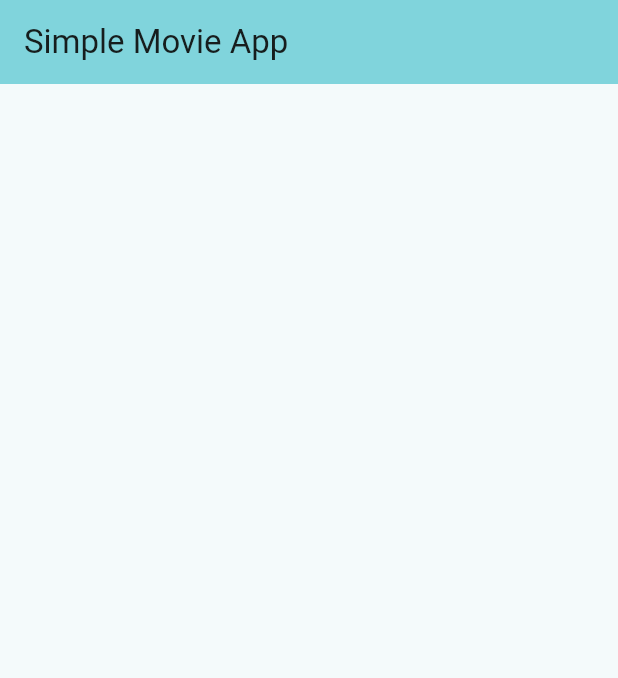
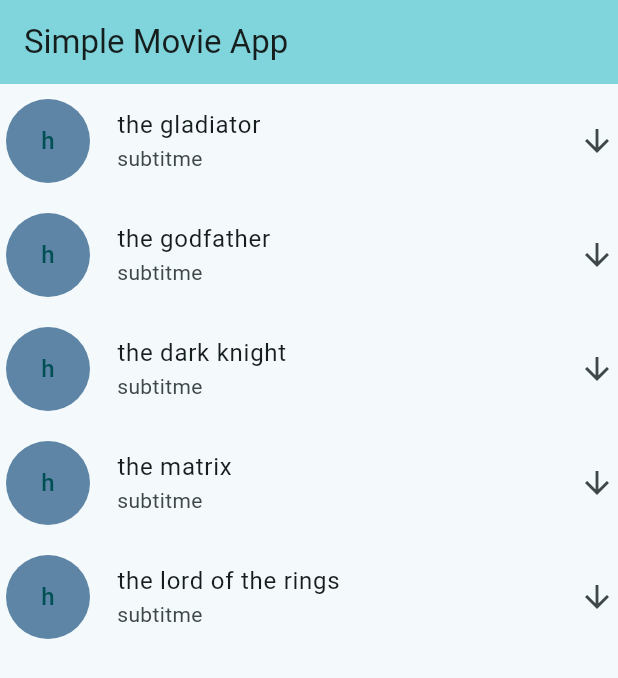
Before and after one commit to Yishak27/flutter-movie-app, a Flutter app: the screen it shows after launch, on a phone screen of 412 x 824 dp. Shown: the top 678 px of the screen. Run offline on Flutter 3.47's test engine with Material 3 defaults, Android fonts, the phone set to English and light mode, and no system bars.

Commit message:
adding movie list as a list by provider

```diff
--- /dev/null
+++ b/devtools_options.yaml
@@ -0,0 +1,3 @@
+description: This file stores settings for Dart & Flutter DevTools.
+documentation: https://docs.flutter.dev/tools/devtools/extensions#configure-extension-enablement-states
+extensions:
--- /dev/null
+++ b/lib/core/providers/movieProvider.dart
@@ -0,0 +1,15 @@
+import 'package:flutter/material.dart';
+
+class Movieprovider with ChangeNotifier {
+  final List<String> movies = [
+    "the gladiator",
+    "the godfather",
+    "the dark knight",
+    "the matrix",
+    "the lord of the rings",
+  ];
+  List<String> get _movieList => movies;
+  List getAllMovie() {
+    return movies;
+  }
+}
--- a/lib/main.dart
+++ b/lib/main.dart
@@ -1,9 +1,16 @@
 import 'package:flutter/material.dart';
 import 'package:movieapp/core/constant/colorConstant.dart';
 import 'package:movieapp/core/constant/textConstant.dart';
+import 'package:movieapp/core/providers/movieProvider.dart';
+import 'package:provider/provider.dart';
 
 void main() {
-  runApp(const MyApp());
+  runApp(
+    ChangeNotifierProvider(
+      create: (context) => Movieprovider(),
+      child: const MyApp(),
+    ),
+  );
 }
 
 class MyApp extends StatelessWidget {
@@ -32,12 +39,31 @@ class MyHomePage extends StatefulWidget {
 class _MyHomePageState extends State<MyHomePage> {
   @override
   Widget build(BuildContext context) {
+    final movies = Provider.of<Movieprovider>(context).getAllMovie();
     return Scaffold(
       appBar: AppBar(
         backgroundColor: Theme.of(context).colorScheme.inversePrimary,
         title: Text(Textconstant.appName),
       ),
-      body: Center(),
+      body: Center(
+        child: ListView.builder(
+          itemCount: movies.length,
+          itemBuilder: (context, index) {
+            return ListTile(
+              leading: CircleAvatar(
+                radius: 30,
+                backgroundColor: Colorconstant.secondaryColor,
+                child: Text(movies[index][1]),
+              ),
+              subtitle: Text("subtitme"),
+              contentPadding: EdgeInsets.all(2),
+              trailing: Icon(Icons.arrow_downward),
+              // style: ,
+              title: Text(movies[index]),
+            );
+          },
+        ),
+      ),
     );
   }
 }
--- a/pubspec.yaml
+++ b/pubspec.yaml
@@ -34,6 +34,7 @@ dependencies:
   # The following adds the Cupertino Icons font to your application.
   # Use with the CupertinoIcons class for iOS style icons.
   cupertino_icons: ^1.0.8
+  provider: ^6.1.1
 
 dev_dependencies:
   flutter_test:
```
Also changed, not shown: pubspec.lock.
